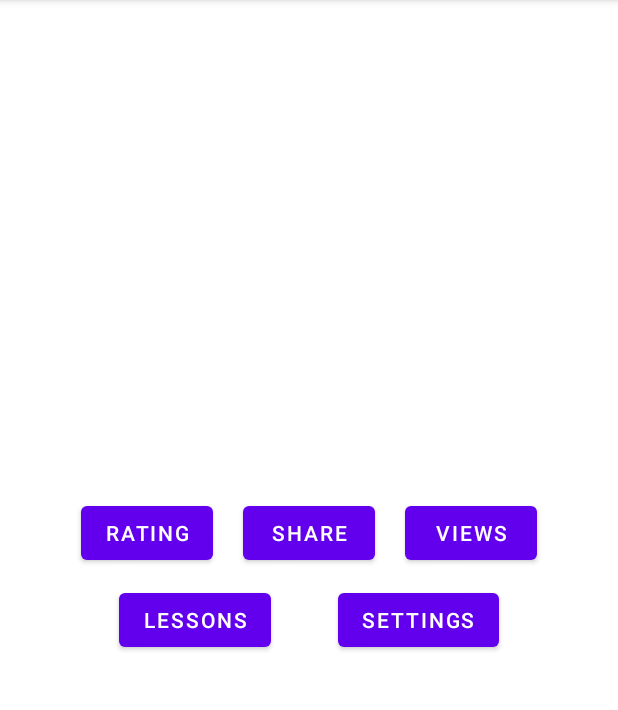
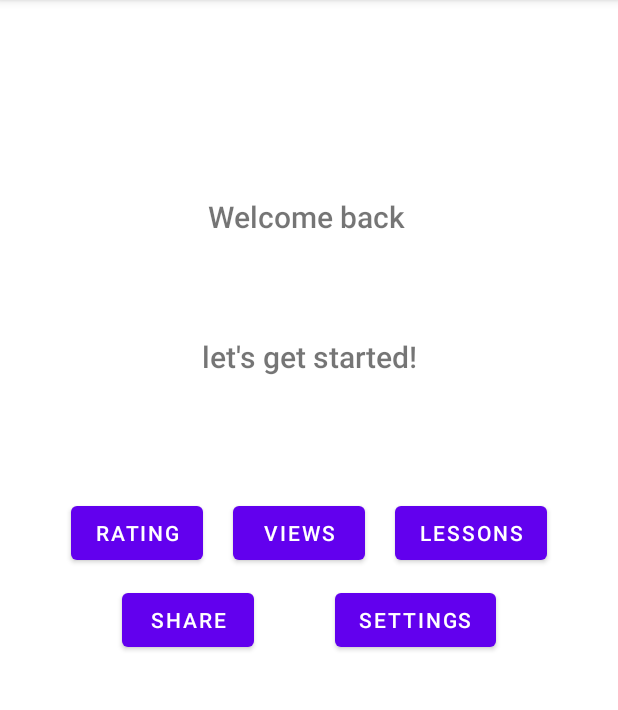
Before and after one commit to nico-loy/firstapp_1, an Android app: the screen it shows after launch (MainActivity), on a phone screen of 412 x 824 dp, the part 84-794 px from its top. Run offline under Robolectric (Android 15) with nearby library versions, the phone set to English and light mode, and no system bars.

```diff
--- a/app/build.gradle
+++ b/app/build.gradle
@@ -52,4 +52,7 @@ dependencies {
     implementation 'com.squareup.retrofit2:converter-moshi:2.9.0'
 
     implementation 'com.github.bumptech.glide:glide:4.12.0'
+
+    implementation 'androidx.room:room-runtime:2.4.3'
+    kapt 'androidx.room:room-compiler:2.4.3'
 }
--- a/app/src/main/java/at/fh/mappdev/loggingviewsandactivity/LessonListActivity.kt
+++ b/app/src/main/java/at/fh/mappdev/loggingviewsandactivity/LessonListActivity.kt
@@ -14,6 +14,7 @@ class LessonListActivity : AppCompatActivity() {
 
     companion object {
         val EXTRA_LESSON_ID = "LESSON_ID_EXTRA"
+        val EXTRA_LESSON_NAME = "LESSON_NAME_EXTRA"
         val ADD_OR_EDIT_RATING_REQUEST = 1
     }
 
--- a/app/src/main/java/at/fh/mappdev/loggingviewsandactivity/MainActivity.kt
+++ b/app/src/main/java/at/fh/mappdev/loggingviewsandactivity/MainActivity.kt
@@ -4,7 +4,9 @@ import android.content.Intent
 import android.os.Bundle
 import android.util.Log
 import android.widget.Button
+import android.widget.TextView
 import androidx.appcompat.app.AppCompatActivity
+import androidx.appcompat.app.AppCompatDelegate
 
 class MainActivity : AppCompatActivity() {
 
@@ -61,6 +63,14 @@ class MainActivity : AppCompatActivity() {
     override fun onResume() {
         super.onResume()
         Log.w("MyActivity", "onResume")
+
+        findViewById<TextView>(R.id.username_label).text = "Welcome back \n \n" + getSharedPreferences("at.fh.mappdev.loggingviewsandactivity", MODE_PRIVATE).getString(SettingsActivity.USERNAME,"") + "\n \nlet's get started!"
+
+        if (getSharedPreferences("at.fh.mappdev.loggingviewsandactivity", MODE_PRIVATE).getBoolean(SettingsActivity.DARKMODE, false)) {
+            AppCompatDelegate.setDefaultNightMode(AppCompatDelegate.MODE_NIGHT_YES)
+        } else {
+            AppCompatDelegate.setDefaultNightMode(AppCompatDelegate.MODE_NIGHT_NO)
+            }
     }
 
     override fun onPause() {
--- a/app/src/main/res/layout/activity_main.xml
+++ b/app/src/main/res/layout/activity_main.xml
@@ -44,7 +44,7 @@
     <androidx.constraintlayout.helper.widget.Flow
         android:layout_width="wrap_content"
         android:layout_height="wrap_content"
-        app:constraint_referenced_ids="open_rating,share_main,open_views,open_lessons,open_settings"
+        app:constraint_referenced_ids="open_rating,open_views,open_lessons,share_main,open_settings"
         app:flow_horizontalGap="20dp"
         app:flow_maxElementsWrap="3"
         app:flow_verticalGap="10dp"
@@ -56,4 +56,19 @@
 
     </androidx.constraintlayout.helper.widget.Flow>
 
+    <TextView
+        android:id="@+id/username_label"
+        android:layout_width="wrap_content"
+        android:layout_height="wrap_content"
+        android:layout_marginTop="120dp"
+        android:layout_marginBottom="70dp"
+        android:fontFamily="sans-serif-medium"
+        android:text="TextView"
+        android:textAlignment="center"
+        android:textSize="20sp"
+        app:layout_constraintBottom_toTopOf="@+id/open_views"
+        app:layout_constraintEnd_toEndOf="parent"
+        app:layout_constraintStart_toStartOf="parent"
+        app:layout_constraintTop_toTopOf="parent" />
+
 </androidx.constraintlayout.widget.ConstraintLayout>
--- a/app/src/main/res/layout/activity_settings.xml
+++ b/app/src/main/res/layout/activity_settings.xml
@@ -26,7 +26,7 @@
         app:layout_constraintTop_toBottomOf="@+id/username_text" />
 
     <Button
-        android:id="@+id/button2"
+        android:id="@+id/save_settings_button"
         android:layout_width="wrap_content"
         android:layout_height="wrap_content"
         android:layout_marginTop="175dp"
```
Also changed, not shown: app/src/main/AndroidManifest.xml (+7 -0 lines), app/src/main/java/at/fh/mappdev/loggingviewsandactivity/LessonNote.kt (added, +12 -0 lines), app/src/main/java/at/fh/mappdev/loggingviewsandactivity/LessonNoteActivity.kt (added, +26 -0 lines), app/src/main/java/at/fh/mappdev/loggingviewsandactivity/LessonNoteDao.kt (added, +15 -0 lines), app/src/main/java/at/fh/mappdev/loggingviewsandactivity/LessonNoteDatabase.kt (added, +30 -0 lines), app/src/main/java/at/fh/mappdev/loggingviewsandactivity/LessonRatingActivity.kt (+12 -8 lines), app/src/main/java/at/fh/mappdev/loggingviewsandactivity/LessonRepository.kt (+15 -0 lines), app/src/main/java/at/fh/mappdev/loggingviewsandactivity/SettingsActivity.kt (+25 -10 lines), app/src/main/res/layout/activity_lesson_note.xml (added, +40 -0 lines), app/src/main/res/layout/activity_lesson_rating.xml (+11 -1 lines).
